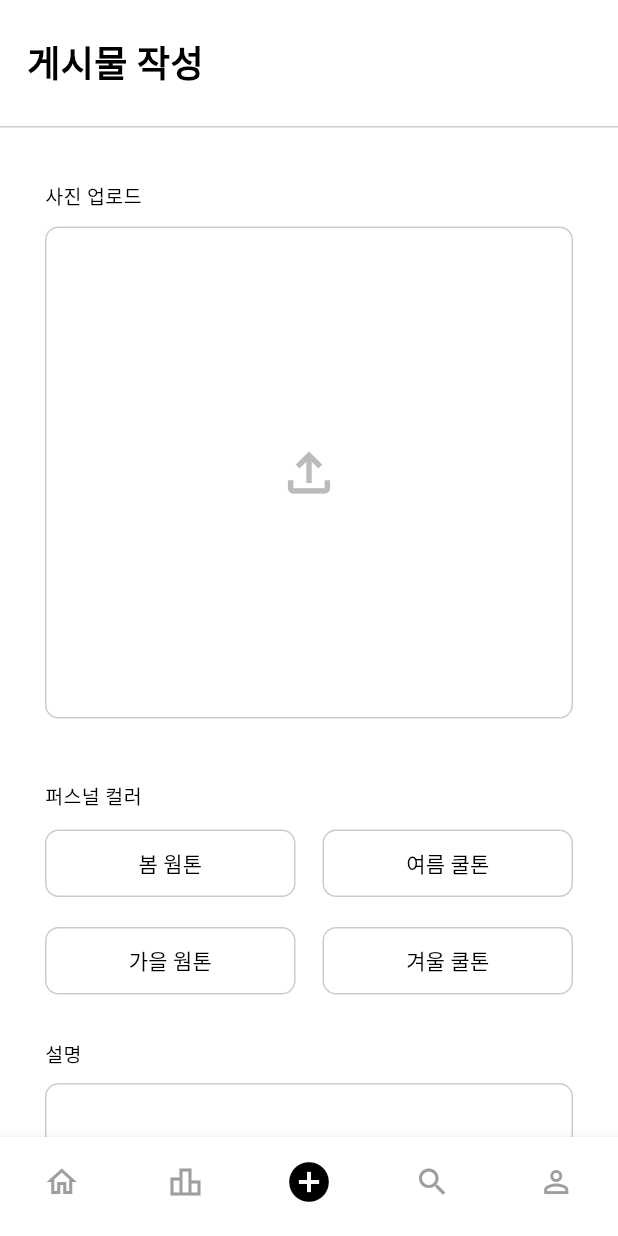
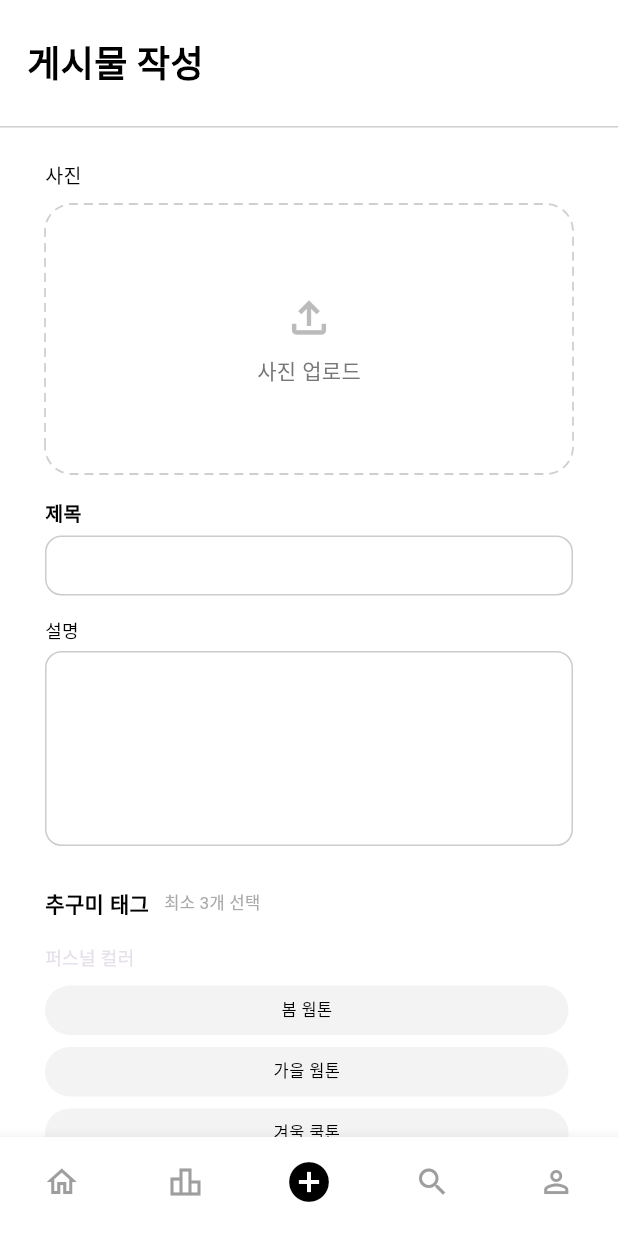
Before and after one commit to App-Legend/HUR, a Flutter app: the screen it shows after launch, item 3 of the bottom bar chosen, on a phone screen of 412 x 824 dp. Run offline on Flutter 3.47's test engine with Material 3 defaults, Android fonts, the phone set to English and light mode, and no system bars; drawn by our look-alikes of dotted_border; our stand-ins replace image_picker, material_symbols_icons.

Commit message:
upload_page 수정, 위젯 컴포넌트화 중간 커밋

```diff
--- a/Frontend/hur_app/lib/ui/pages/home/detail/widgets/used_product_item.dart
+++ b/Frontend/hur_app/lib/ui/common/widget/product_item_container.dart
@@ -1,13 +1,13 @@
 import 'package:flutter/material.dart';
 
-class UsedProductItem extends StatelessWidget {
+class ProductItemContainer extends StatelessWidget {
   final String imagePath;
   final String brandName;
   final String productName;
   final String price;
   final VoidCallback onOpenTap;
 
-  const UsedProductItem({
+  const ProductItemContainer({
     super.key,
     required this.imagePath,
     required this.brandName,
--- a/Frontend/hur_app/lib/ui/pages/home/detail/widgets/used_product_list.dart
+++ b/Frontend/hur_app/lib/ui/pages/home/detail/widgets/used_product_list.dart
@@ -1,5 +1,5 @@
 import 'package:flutter/material.dart';
-import 'package:hur_app/ui/pages/home/detail/widgets/used_product_item.dart';
+import 'package:hur_app/ui/common/widget/product_item_container.dart';
 
 class UsedProductList extends StatelessWidget {
   final VoidCallback onOpenTap;
@@ -37,7 +37,7 @@ class UsedProductList extends StatelessWidget {
       itemBuilder: (context, index) {
         final product = products[index];
 
-        return UsedProductItem(
+        return ProductItemContainer(
           imagePath: product['imagePath']!,
           brandName: product['brandName']!,
           productName: product['productName']!,
--- a/Frontend/hur_app/lib/ui/pages/upload/upload_page.dart
+++ b/Frontend/hur_app/lib/ui/pages/upload/upload_page.dart
@@ -1,8 +1,96 @@
+import 'dart:io';
 import 'package:flutter/material.dart';
+import 'package:hur_app/ui/pages/upload/widgets/tag_section.dart';
+import 'package:hur_app/ui/pages/upload/widgets/upload_image_box.dart';
+import 'package:hur_app/ui/pages/upload/widgets/upload_input_box.dart';
+import 'package:hur_app/ui/pages/upload/widgets/upload_menu_row.dart';
+import 'package:image_picker/image_picker.dart';
 import 'package:hur_app/ui/common/headers/main_header.dart';
+import 'package:hur_app/ui/common/widget/product_item_container.dart';
+import 'package:hur_app/ui/pages/upload/widgets/public_scope_page.dart';
 
-class UploadPage extends StatelessWidget {
+class UploadPage extends StatefulWidget {
   const UploadPage({super.key});
+
+  @override
+  State<UploadPage> createState() => _UploadPageState();
+}
+
+class _UploadPageState extends State<UploadPage> {
+  final TextEditingController _titleController = TextEditingController();
+  final TextEditingController _descriptionController = TextEditingController();
+
+  final ImagePicker _picker = ImagePicker();
+
+  File? _selectedImage;
+  String _publicScope = '모든 사람';
+
+  final Set<String> _selectedTags = {};
+
+  final List<String> _personalColors = ['봄 웜톤', '가을 웜톤', '겨울 쿨톤', '여름쿨톤'];
+  final List<String> _moods = ['청순', '시크', '큐티', '섹시', '차분'];
+  final List<String> _skinTones = ['13호 ~ 17호', '21호', '23호', '25호', '27호'];
+
+  @override
+  void dispose() {
+    _titleController.dispose();
+    _descriptionController.dispose();
+    super.dispose();
+  }
+
+  Future<void> _pickImage() async {
+    final XFile? image = await _picker.pickImage(source: ImageSource.gallery);
+
+    if (image == null) return;
+
+    setState(() {
+      _selectedImage = File(image.path);
+    });
+  }
+
+  void _toggleTag(String tag) {
+    setState(() {
+      if (_selectedTags.contains(tag)) {
+        _selectedTags.remove(tag);
+      } else {
+        _selectedTags.add(tag);
+      }
+    });
+  }
+
+  Future<void> _openPublicScopePage() async {
+    final result = await Navigator.push<String>(
+      context,
+      MaterialPageRoute(
+        builder: (_) => PublicScopePage(selectedScope: _publicScope),
+      ),
+    );
+
+    if (result == null) return;
+
+    setState(() {
+      _publicScope = result;
+    });
+  }
+
+  void _openProductTagPage() {
+    // TODO: 화장품 태그 화면 연결
+  }
+
+  void _submitPost() {
+    if (_selectedTags.length < 3) {
+      ScaffoldMessenger.of(
+        context,
+      ).showSnackBar(const SnackBar(content: Text('추구미 태그를 최소 3개 이상 선택해주세요.')));
+      return;
+    }
+
+    // TODO: 게시물 저장 로직
+  }
+
+  void _openProductDetail() {
+    // TODO: 제품 상세 페이지 연결
+  }
 
   @override
   Widget build(BuildContext context) {
@@ -11,95 +99,200 @@ class UploadPage extends StatelessWidget {
       body: SafeArea(
         child: Column(
           children: [
-            SizedBox(height: 10),
+            const SizedBox(height: 10),
             const MainHeader(title: '게시물 작성'),
-            SizedBox(height: 10),
-            Container(
-              height: 1,
-              color: const Color.fromARGB(255, 206, 206, 206),
-            ),
+            const SizedBox(height: 10),
+            Container(height: 1, color: const Color(0xffcecece)),
+
             Expanded(
               child: SingleChildScrollView(
-                padding: const EdgeInsets.fromLTRB(30, 36, 30, 24),
+                padding: const EdgeInsets.fromLTRB(30, 22, 30, 24),
                 child: Column(
                   crossAxisAlignment: CrossAxisAlignment.start,
                   children: [
                     const Text(
-                      '사진 업로드',
+                      '사진',
                       style: TextStyle(fontSize: 13, color: Colors.black),
+                    ),
+                    const SizedBox(height: 10),
+
+                    UploadImageBox(
+                      selectedImage: _selectedImage,
+                      onTap: _pickImage,
+                    ),
+
+                    const SizedBox(height: 16),
+
+                    const Text(
+                      '제목',
+                      style: TextStyle(
+                        fontSize: 13,
+                        fontWeight: FontWeight.bold,
+                        color: Colors.black,
+                      ),
+                    ),
+                    const SizedBox(height: 6),
+                    UploadInputBox(controller: _titleController),
+
+                    const SizedBox(height: 14),
+
+                    const Text(
+                      '설명',
+                      style: TextStyle(fontSize: 12, color: Colors.black),
+                    ),
+                    const SizedBox(height: 6),
+                    UploadInputBox(
+                      controller: _descriptionController,
+                      height: 130,
+                      maxLines: 5,
+                    ),
+
+                    const SizedBox(height: 28),
+
+                    Row(
+                      children: [
+                        const Text(
+                          '추구미 태그',
+                          style: TextStyle(
+                            fontSize: 14,
+                            fontWeight: FontWeight.bold,
+                            color: Colors.black,
+                          ),
+                        ),
+                        const SizedBox(width: 10),
+                        Text(
+                          '최소 3개 선택',
+                          style: TextStyle(
+                            fontSize: 11,
+                            color: _selectedTags.length >= 3
+                                ? Colors.green
+                                : const Color(0xffaaaaaa),
+                          ),
+                        ),
+                      ],
+                    ),
+
+                    const SizedBox(height: 16),
+
+                    TagSection(
+                      title: '퍼스널 컬러',
+                      tags: _personalColors,
+                      selectedTags: _selectedTags,
+                      onTap: _toggleTag,
+                    ),
+
+                    const SizedBox(height: 14),
+
+                    TagSection(
+                      title: '분위기',
+                      tags: _moods,
+                      selectedTags: _selectedTags,
+                      onTap: _toggleTag,
+                    ),
+
+                    const SizedBox(height: 14),
+
+                    TagSection(
+                      title: '피부 톤',
+                      tags: _skinTones,
+                      selectedTags: _selectedTags,
+                      onTap: _toggleTag,
+                    ),
+
+                    const SizedBox(height: 28),
+
+                    UploadMenuRow(
+                      icon: Icons.location_on_outlined,
+                      title: '제품 태그',
+                      onTap: _openProductTagPage,
+                    ),
+
+                    const SizedBox(height: 18),
+
+                    UploadMenuRow(
+                      icon: Icons.visibility_outlined,
+                      title: '공개 대상',
+                      value: _publicScope,
+                      onTap: _openPublicScopePage,
+                    ),
+
+                    const SizedBox(height: 28),
+
+                    Row(
+                      mainAxisAlignment: MainAxisAlignment.spaceBetween,
+                      children: [
+                        const Text(
+                          '사용한 제품',
+                          style: TextStyle(
+                            fontSize: 14,
+                            fontWeight: FontWeight.bold,
+                            color: Colors.black,
+                          ),
+                        ),
+                        GestureDetector(
+                          onTap: _openProductTagPage,
+                          child: const Row(
+                            children: [
+                              Icon(Icons.add, size: 18),
+                              SizedBox(width: 4),
+                              Text(
+                                '제품 추가',
+                                style: TextStyle(
+                                  fontSize: 12,
+                                  color: Colors.black,
+                                ),
+                              ),
+                            ],
+                          ),
+                        ),
+                      ],
+                    ),
+
+                    const SizedBox(height: 14),
+
+                    ProductItemContainer(
+                      imagePath: 'assets/images/ranking/rank1.png',
+                      brandName: '얼터너티브스테레오',
+                      productName: '립 포션 카라멜 글레이즈',
+                      price: '17,000원',
+                      onOpenTap: _openProductDetail,
                     ),
 
                     const SizedBox(height: 10),
 
-                    Container(
-                      height: 328,
-                      width: double.infinity,
-                      decoration: BoxDecoration(
-                        border: Border.all(color: const Color(0xffcccccc)),
-                        borderRadius: BorderRadius.circular(9),
-                      ),
-                      child: const Center(
-                        child: Icon(
-                          Icons.file_upload_outlined,
-                          size: 42,
-                          color: Color(0xffbbbbbb),
-                        ),
-                      ),
-                    ),
-
-                    const SizedBox(height: 42),
-
-                    const Text(
-                      '퍼스널 컬러',
-                      style: TextStyle(fontSize: 13, color: Colors.black),
-                    ),
-
-                    const SizedBox(height: 12),
-
-                    Row(
-                      children: const [
-                        Expanded(child: _ColorButton(text: '봄 웜톤')),
-                        SizedBox(width: 18),
-                        Expanded(child: _ColorButton(text: '여름 쿨톤')),
-                      ],
-                    ),
-
-                    const SizedBox(height: 20),
-
-                    Row(
-                      children: const [
-                        Expanded(child: _ColorButton(text: '가을 웜톤')),
-                        SizedBox(width: 18),
-                        Expanded(child: _ColorButton(text: '겨울 쿨톤')),
-                      ],
-                    ),
-
-                    const SizedBox(height: 30),
-
-                    const Text(
-                      '설명',
-                      style: TextStyle(fontSize: 13, color: Colors.black),
+                    ProductItemContainer(
+                      imagePath: 'assets/images/ranking/ranking5.jpg',
+                      brandName: '퓌',
+                      productName: '로즈 옵세션 스테이핏 틴트',
+                      price: '18,000원',
+                      onOpenTap: _openProductDetail,
                     ),
 
                     const SizedBox(height: 10),
 
-                    TextField(
-                      maxLines: 5,
-                      decoration: InputDecoration(
-                        filled: true,
-                        fillColor: Colors.white,
-                        border: OutlineInputBorder(
-                          borderRadius: BorderRadius.circular(9),
-                          borderSide: const BorderSide(
-                            color: Color(0xffcccccc),
+                    ProductItemContainer(
+                      imagePath: 'assets/images/ranking/ranking7.jpg',
+                      brandName: '헤라',
+                      productName: '센슈얼 누드 글로스',
+                      price: '40,000원',
+                      onOpenTap: _openProductDetail,
+                    ),
+
+                    const SizedBox(height: 24),
+
+                    SizedBox(
+                      width: double.infinity,
+                      height: 48,
+                      child: ElevatedButton(
+                        onPressed: _submitPost,
+                        style: ElevatedButton.styleFrom(
+                          backgroundColor: const Color(0xff9c27b0),
+                          foregroundColor: Colors.white,
+                          shape: RoundedRectangleBorder(
+                            borderRadius: BorderRadius.circular(12),
                           ),
                         ),
-                        enabledBorder: OutlineInputBorder(
-                          borderRadius: BorderRadius.circular(9),
-                          borderSide: const BorderSide(
-                            color: Color(0xffcccccc),
-                          ),
-                        ),
+                        child: const Text('게시하기'),
                       ),
                     ),
                   ],
@@ -112,25 +305,3 @@ class UploadPage extends StatelessWidget {
     );
   }
 }
-
-class _ColorButton extends StatelessWidget {
-  final String text;
-
-  const _ColorButton({required this.text});
-
-  @override
-  Widget build(BuildContext context) {
-    return SizedBox(
-      height: 45,
-      child: OutlinedButton(
-        onPressed: () {},
-        style: OutlinedButton.styleFrom(
-          foregroundColor: Colors.black,
-          side: const BorderSide(color: Color(0xffcccccc)),
-          shape: RoundedRectangleBorder(borderRadius: BorderRadius.circular(9)),
-        ),
-        child: Text(text),
-      ),
-    );
-  }
-}
--- /dev/null
+++ b/Frontend/hur_app/lib/ui/pages/upload/widgets/tag_section.dart
@@ -0,0 +1,41 @@
+import 'package:flutter/material.dart';
+import 'package:hur_app/ui/common/widget/category_chip.dart';
+
+class TagSection extends StatelessWidget {
+  final String title;
+  final List<String> tags;
+  final Set<String> selectedTags;
+  final void Function(String tag) onTap;
+
+  const TagSection({
+    super.key,
+    required this.title,
+    required this.tags,
+    required this.selectedTags,
+    required this.onTap,
+  });
+
+  @override
+  Widget build(BuildContext context) {
+    return Column(
+      crossAxisAlignment: CrossAxisAlignment.start,
+      children: [
+        Text(title, style: const TextStyle(fontSize: 12)),
+        const SizedBox(height: 10),
+        Wrap(
+          spacing: 4,
+          runSpacing: 8,
+          children: tags.map((tag) {
+            return CategoryChip(
+              text: tag,
+              selected: selectedTags.contains(tag),
+              onTap: () => onTap(tag),
+              padding: const EdgeInsets.symmetric(horizontal: 10, vertical: 8),
+              fontSize: 11,
+            );
+          }).toList(),
+        ),
+      ],
+    );
+  }
+}
--- /dev/null
+++ b/Frontend/hur_app/lib/ui/pages/upload/widgets/upload_image_box.dart
@@ -0,0 +1,62 @@
+import 'dart:io';
+
+import 'package:dotted_border/dotted_border.dart';
+import 'package:flutter/material.dart';
+
+class UploadImageBox extends StatelessWidget {
+  final File? selectedImage;
+  final VoidCallback onTap;
+
+  const UploadImageBox({
+    super.key,
+    required this.selectedImage,
+    required this.onTap,
+  });
+
+  @override
+  Widget build(BuildContext context) {
+    return GestureDetector(
+      onTap: onTap,
+      child: DottedBorder(
+        color: const Color(0xffcfcfcf),
+        strokeWidth: 1.2,
+        dashPattern: const [6, 4],
+        borderType: BorderType.RRect,
+        radius: const Radius.circular(18),
+        child: Container(
+          height: 176,
+          width: double.infinity,
+          decoration: BoxDecoration(
+            color: Colors.white,
+            borderRadius: BorderRadius.circular(18),
+          ),
+          child: selectedImage == null
+              ? const Column(
+                  mainAxisAlignment: MainAxisAlignment.center,
+                  children: [
+                    Icon(
+                      Icons.file_upload_outlined,
+                      size: 34,
+                      color: Color(0xffbbbbbb),
+                    ),
+                    SizedBox(height: 8),
+                    Text(
+                      '사진 업로드',
+                      style: TextStyle(fontSize: 14, color: Color(0xff777777)),
+                    ),
+                  ],
+                )
+              : ClipRRect(
+                  borderRadius: BorderRadius.circular(18),
+                  child: Image.file(
+                    selectedImage!,
+                    width: double.infinity,
+                    height: 176,
+                    fit: BoxFit.cover,
+                  ),
+                ),
+        ),
+      ),
+    );
+  }
+}
--- /dev/null
+++ b/Frontend/hur_app/lib/ui/pages/upload/widgets/upload_input_box.dart
@@ -0,0 +1,43 @@
+import 'package:flutter/material.dart';
+
+class UploadInputBox extends StatelessWidget {
+  final TextEditingController controller;
+  final double height;
+  final int maxLines;
+
+  const UploadInputBox({
+    super.key,
+    required this.controller,
+    this.height = 40,
+    this.maxLines = 1,
+  });
+
+  @override
+  Widget build(BuildContext context) {
+    return SizedBox(
+      height: height,
+      child: TextField(
+        controller: controller,
+        maxLines: maxLines,
+        decoration: InputDecoration(
+          contentPadding: const EdgeInsets.symmetric(
+            horizontal: 12,
+            vertical: 10,
+          ),
+          border: OutlineInputBorder(
+            borderRadius: BorderRadius.circular(11),
+            borderSide: const BorderSide(color: Color(0xffcccccc)),
+          ),
+          enabledBorder: OutlineInputBorder(
+            borderRadius: BorderRadius.circular(11),
+            borderSide: const BorderSide(color: Color(0xffcccccc)),
+          ),
+          focusedBorder: OutlineInputBorder(
+            borderRadius: BorderRadius.circular(11),
+            borderSide: const BorderSide(color: Color(0xff999999)),
+          ),
+        ),
+      ),
+    );
+  }
+}
--- a/Frontend/hur_app/pubspec.yaml
+++ b/Frontend/hur_app/pubspec.yaml
@@ -38,6 +38,12 @@ dependencies:
     #아이콘
   material_symbols_icons: ^4.2785.0
   http: ^1.2.0
+
+  #사진 업로드
+  image_picker: ^1.1.2
+
+  #점선
+  dotted_border: ^2.1.0
 
 dev_dependencies:
   flutter_test:
```
Also changed, not shown: Frontend/hur_app/lib/ui/pages/upload/widgets/public_scope_page.dart (added, +142 -0 lines), Frontend/hur_app/lib/ui/pages/upload/widgets/upload_menu_row.dart (added, +42 -0 lines), Frontend/hur_app/pubspec.lock, 5 other files.
